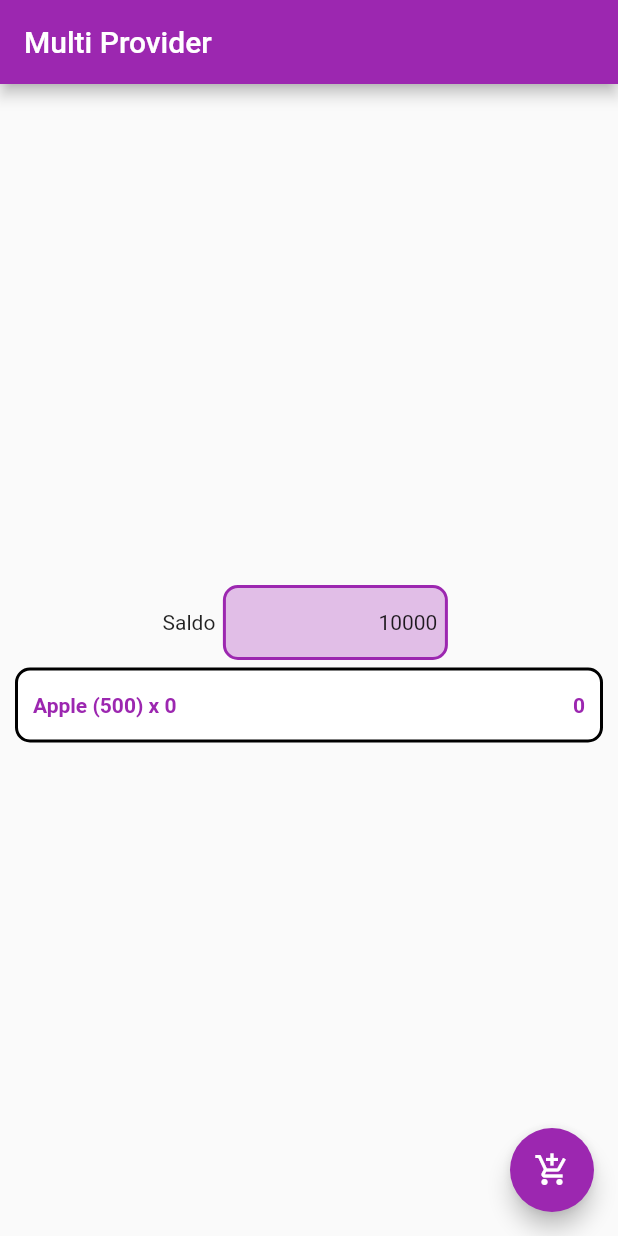
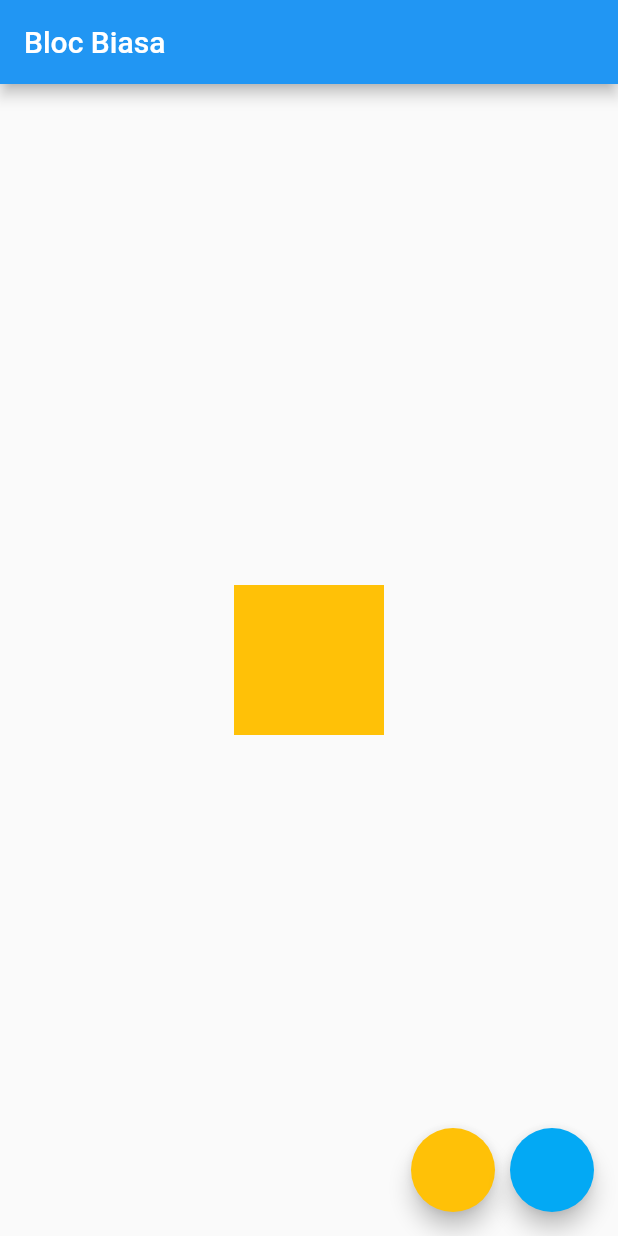
Before and after one commit to rendiwithi/flutter_example, a Flutter app: the screen it shows after launch, on a phone screen of 412 x 824 dp. Run offline on Flutter 3.47's test engine with Material 2 defaults, Android fonts, the phone set to English and light mode, and no system bars; our stand-ins replace audioplayers, qr_flutter, shared_preferences; missing offline and left inert: qrscan.

```diff
--- /dev/null
+++ b/lib/class/colors_data.dart
@@ -0,0 +1,8 @@
+import 'package:flutter/material.dart';
+enum ColorEvent{toAmber, toLightBlue}
+
+class ColorBloc {
+  Color _color = Colors.amber;
+
+
+}
--- a/lib/main.dart
+++ b/lib/main.dart
@@ -1,5 +1,6 @@
 import 'package:flutter/material.dart';
 import 'package:flutter_example/module/animatedSwitcherMod.dart';
+import 'package:flutter_example/module/bloc_statement_mod.dart';
 
 import 'package:flutter_example/module/getData.dart';
 import 'package:flutter_example/module/multPproviderMod.dart';
@@ -24,7 +25,7 @@ class MyApp extends StatelessWidget {
     //   ]);
     return MaterialApp(
       debugShowCheckedModeBanner: false,
-      home: MultiProviderMod(),
+      home: BlocStatementMod(),
       // home: Scaffold(
       //   appBar: PreferredSize(
       //     preferredSize: Size.fromHeight(300),
--- /dev/null
+++ b/lib/module/bloc_statement_mod.dart
@@ -0,0 +1,41 @@
+import 'package:flutter/material.dart';
+
+class BlocStatementMod extends StatefulWidget {
+  @override
+  _BlocStatementModState createState() => _BlocStatementModState();
+}
+
+class _BlocStatementModState extends State<BlocStatementMod> {
+  @override
+  Widget build(BuildContext context) {
+    return Scaffold(
+      floatingActionButton: Row(
+        mainAxisAlignment: MainAxisAlignment.end,
+        children: [
+          FloatingActionButton(
+            onPressed: () {},
+            backgroundColor: Colors.amber,
+          ),
+          SizedBox(
+            width: 10,
+          ),
+          FloatingActionButton(
+            onPressed: () {},
+            backgroundColor: Colors.lightBlue,
+          ),
+        ],
+      ),
+      appBar: AppBar(
+        title: Text("Bloc Biasa"),
+      ),
+      body: Center(
+        child: AnimatedContainer(
+          duration: Duration(milliseconds: 500),
+          width: 100,
+          height: 100,
+          color: Colors.amber
+        ),
+      ),
+    );
+  }
+}
```
